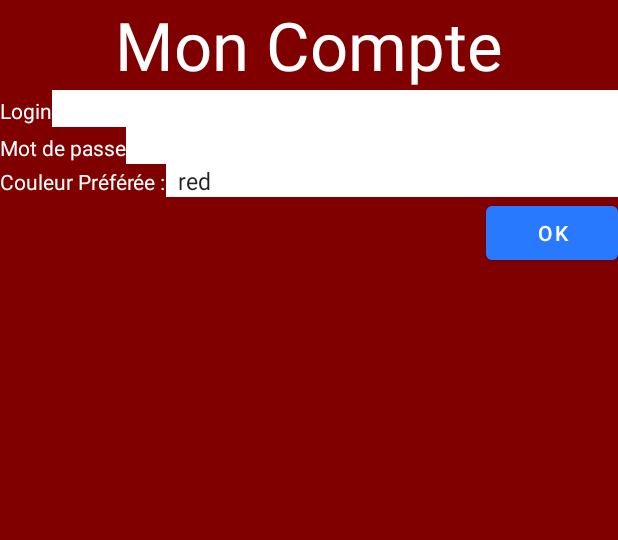
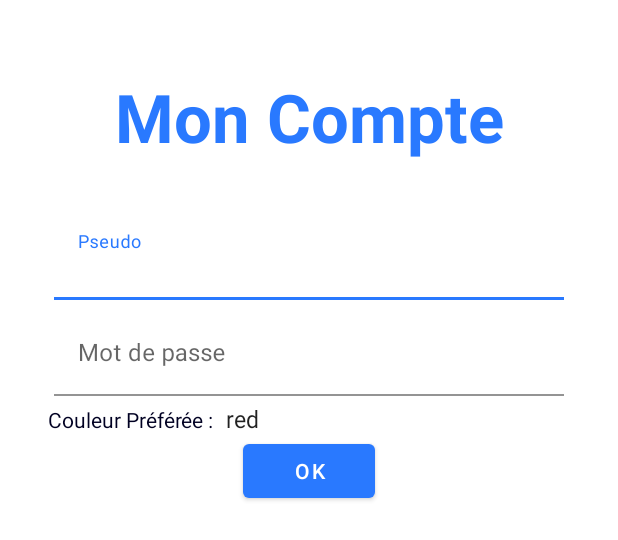
Before and after one commit to quartzgolem/TP1_AndroidApp, an Android app: the layout activity_compte.xml on its own in the app's theme, with its tools: preview values and no code run, on a phone screen of 412 x 824 dp. Shown: the top 540 px of the screen. Run offline under Robolectric (Android 15) with nearby library versions, the phone set to English and light mode, and no system bars.

Commit message:
Basic layout update

```diff
--- a/app/src/main/java/com/example/final_ig2i/GlobalState.java
+++ b/app/src/main/java/com/example/final_ig2i/GlobalState.java
@@ -64,8 +64,8 @@ public class GlobalState extends Application {
         {
             SharedPreferences prefs = PreferenceManager.getDefaultSharedPreferences(this);
             //String urlData = prefs.getString("urlData","http://10.0.2.2/data.php");
-            //String urlData = prefs.getString("urlData","http://tomnab.fr/chat/data.php");
-            String urlData = prefs.getString("urlData","http://192.168.1.14/data.php"); // ATTENTION AU FIREWALL
+            String urlData = prefs.getString("urlData","http://tomnab.fr/chat/data.php");
+            //String urlData = prefs.getString("urlData","http://192.168.1.14/data.php"); // ATTENTION AU FIREWALL
 
             try {
                 URL url = new URL(urlData + "?" + qs);
--- a/app/src/main/res/layout/activity_compte.xml
+++ b/app/src/main/res/layout/activity_compte.xml
@@ -3,63 +3,57 @@
     android:id="@+id/LinearLayout1"
     android:layout_width="match_parent"
     android:layout_height="match_parent"
-    android:background="@color/orange"
-    android:gravity="center_horizontal|right"
-    android:orientation="vertical">
+    android:background="@color/white"
+    android:gravity="center_horizontal"
+    android:orientation="vertical"
+    android:padding="32dp">
 
     <TextView
         android:id="@+id/compte_titre"
         android:layout_width="match_parent"
         android:layout_height="wrap_content"
+        android:layout_marginTop="16dp"
+        android:layout_marginBottom="32dp"
         android:gravity="center_horizontal"
         android:text="@string/monCompte"
-        android:textColor="@color/blanc"
-        android:textSize="20pt" />
+        android:textColor="@color/colorPrimary"
+        android:textSize="20pt"
+        android:textStyle="bold" />
 
-    <LinearLayout
+    <com.google.android.material.textfield.TextInputLayout
         android:layout_width="match_parent"
-        android:layout_height="wrap_content" >
+        android:layout_height="wrap_content"
+        android:layout_margin="4dp">
 
-        <TextView
-            android:id="@+id/compte_labelLogin"
-            android:layout_width="wrap_content"
+        <com.google.android.material.textfield.TextInputEditText
+            android:id="@+id/compte_edtLogin"
+            android:layout_width="match_parent"
             android:layout_height="wrap_content"
-            android:text="@string/login"
-            android:textColor="@color/blanc" />
-
-        <EditText
-            android:id="@+id/compte_edtLogin"
-            android:layout_width="wrap_content"
-            android:layout_height="wrap_content"
-            android:layout_weight="1"
-            android:background="@color/blanc"
-            android:ems="10" >
+            android:hint="@string/login"
+            android:backgroundTint="@color/white"
+            android:inputType="text"
+            android:maxLines="1">
 
             <requestFocus />
-        </EditText>
+        </com.google.android.material.textfield.TextInputEditText>
 
-    </LinearLayout>
+    </com.google.android.material.textfield.TextInputLayout>
 
-    <LinearLayout
+    <com.google.android.material.textfield.TextInputLayout
         android:layout_width="match_parent"
-        android:layout_height="wrap_content" >
+        android:layout_height="wrap_content"
+        android:layout_margin="4dp">
 
-        <TextView
-            android:id="@+id/compte_labelPasse"
-            android:layout_width="wrap_content"
+        <com.google.android.material.textfield.TextInputEditText
+            android:id="@+id/compte_edtPasse"
+            android:layout_width="match_parent"
             android:layout_height="wrap_content"
-            android:text="@string/passe"
-            android:textColor="@color/blanc" />
+            android:hint="@string/passe"
+            android:backgroundTint="@color/white"
+            android:inputType="text"
+            android:maxLines="1" />
 
-        <EditText
-            android:id="@+id/compte_edtPasse"
-            android:layout_width="wrap_content"
-            android:layout_height="wrap_content"
-            android:layout_weight="1"
-            android:background="@color/blanc"
-            android:ems="10" />
-
-    </LinearLayout>
+    </com.google.android.material.textfield.TextInputLayout>
 
     <LinearLayout
         android:layout_width="match_parent"
@@ -70,7 +64,7 @@
             android:layout_width="wrap_content"
             android:layout_height="wrap_content"
             android:text="@string/couleur"
-            android:textColor="@color/blanc" />
+            android:textColor="@color/secondaryTextColor" />
 
         <Spinner
             android:id="@+id/compte_listeAvatars"
--- a/app/src/main/res/values/colors.xml
+++ b/app/src/main/res/values/colors.xml
@@ -3,15 +3,19 @@
     <color name="colorPrimary">#2979ff</color>
     <color name="colorPrimaryLight">#75a7ff</color>
     <color name="colorPrimaryDark">#004ecb</color>
+
     <color name="colorSecondary">#bdbdbd</color>
     <color name="colorSecondaryLight">#efefef</color>
     <color name="colorSecondaryDark">#8d8d8d</color>
+
     <color name="primaryTextColor">#ffffff</color>
-    <color name="secondaryTextColor">#000000</color>
+    <color name="secondaryTextColor">#002</color>
+
     <color name="colorAccent">#ffa726</color>
+    <color name="white">#ffffff</color>
+    <color name="black">#000000</color>
 
     <color name="orange">#800000</color>
     <color name="blanc">#ffffff</color>
     <color name="noir">#000000</color>
-    <color name="gris">#eee</color>
 </resources>
--- a/app/src/main/res/values/strings.xml
+++ b/app/src/main/res/values/strings.xml
@@ -5,7 +5,7 @@
     <string name="action_settings">Préférences</string>
     <string name="action_account">Mon Compte</string>
     <string name="titre">L4SI-Chat !</string>
-    <string name="login">Login</string>
+    <string name="login">Pseudo</string>
     <string name="passe">Mot de passe</string>
     <string name="connection">Se connecter</string>
     <string name="ok">OK</string>
```
Also changed, not shown: app/src/main/res/layout/activity_choix_conversation.xml (+16 -8 lines), app/src/main/res/layout/activity_login.xml (+13 -14 lines), app/src/main/res/layout/activity_show_conversation.xml (+44 -32 lines), app/src/main/res/xml/preferences.xml (+4 -4 lines).
